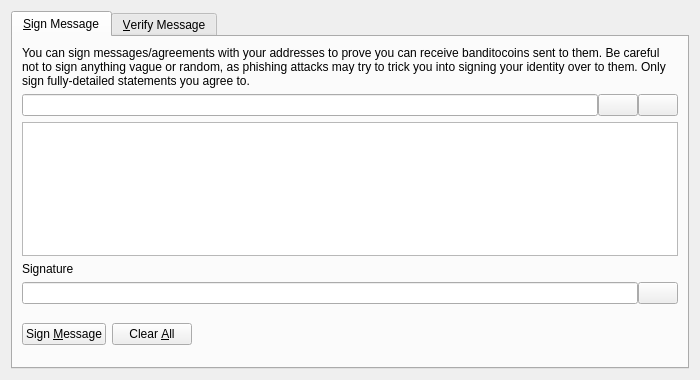
This is src/qt/forms/signverifymessagedialog.ui in sunrisellc/bandito as Qt 5 draws it before an edit. The edited form follows.
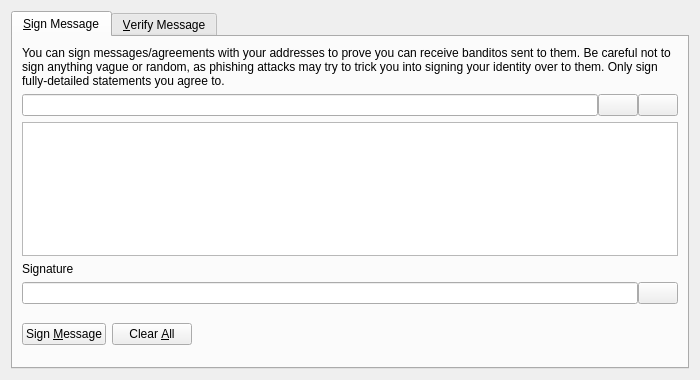
This is the edited form. Icons and pictures are not drawn. Custom widgets are drawn as their Qt base class.

The edit to the form file:
```diff
--- a/src/qt/forms/signverifymessagedialog.ui
+++ b/src/qt/forms/signverifymessagedialog.ui
@@ -30,7 +30,7 @@
        <item>
         <widget class="QLabel" name="infoLabel_SM">
          <property name="text">
-          <string>You can sign messages/agreements with your addresses to prove you can receive banditocoins sent to them. Be careful not to sign anything vague or random, as phishing attacks may try to trick you into signing your identity over to them. Only sign fully-detailed statements you agree to.</string>
+          <string>You can sign messages/agreements with your addresses to prove you can receive banditos sent to them. Be careful not to sign anything vague or random, as phishing attacks may try to trick you into signing your identity over to them. Only sign fully-detailed statements you agree to.</string>
          </property>
          <property name="textFormat">
           <enum>Qt::PlainText</enum>
```
Left out of the diff: 8 changed lines with no effect on the pictures.
